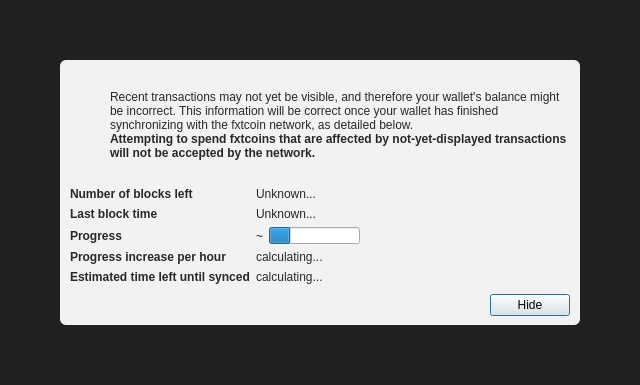
This is src/qt/forms/modaloverlay.ui in xCryptoCash/veles as Qt 5 draws it before an edit. The edited form follows.
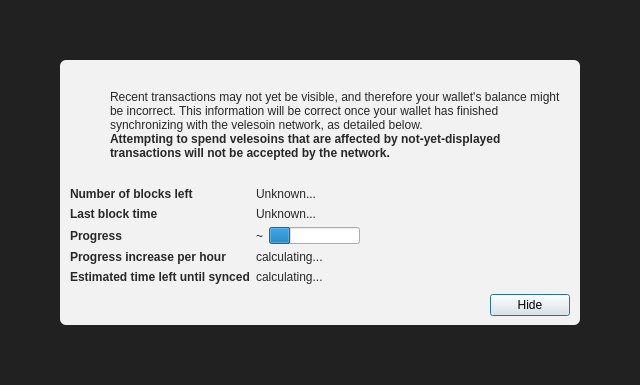
This is the edited form. Icons and pictures are not drawn. Custom widgets are drawn as their Qt base class.

What changed in the file:
```diff
--- a/src/qt/forms/modaloverlay.ui
+++ b/src/qt/forms/modaloverlay.ui
@@ -130,7 +130,7 @@
              <item>
               <widget class="QLabel" name="infoText">
                <property name="text">
-                <string>Recent transactions may not yet be visible, and therefore your wallet's balance might be incorrect. This information will be correct once your wallet has finished synchronizing with the fxtcoin network, as detailed below.</string>
+                <string>Recent transactions may not yet be visible, and therefore your wallet's balance might be incorrect. This information will be correct once your wallet has finished synchronizing with the velesoin network, as detailed below.</string>
                </property>
                <property name="textFormat">
                 <enum>Qt::RichText</enum>
@@ -149,7 +149,7 @@
                 </font>
                </property>
                <property name="text">
-                <string>Attempting to spend fxtcoins that are affected by not-yet-displayed transactions will not be accepted by the network.</string>
+                <string>Attempting to spend velesoins that are affected by not-yet-displayed transactions will not be accepted by the network.</string>
                </property>
                <property name="textFormat">
                 <enum>Qt::RichText</enum>
```
